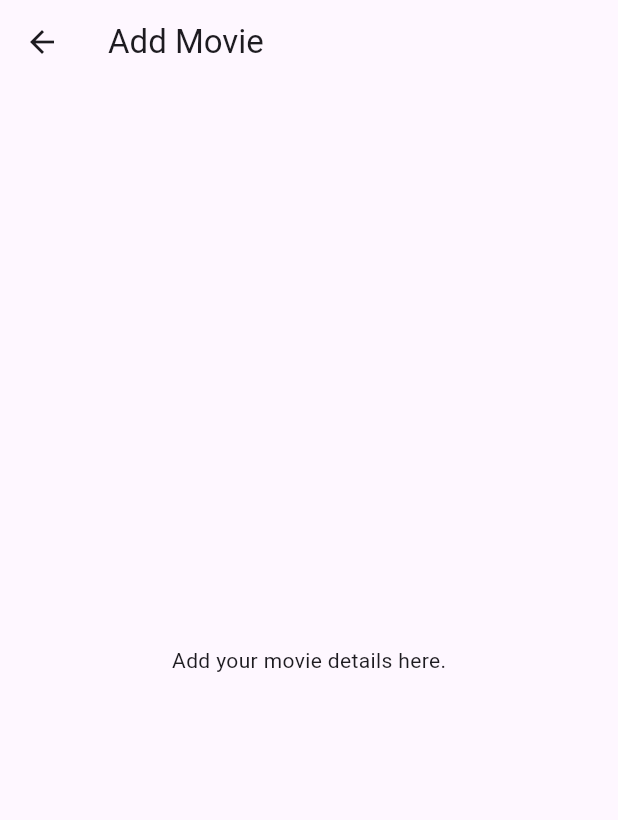
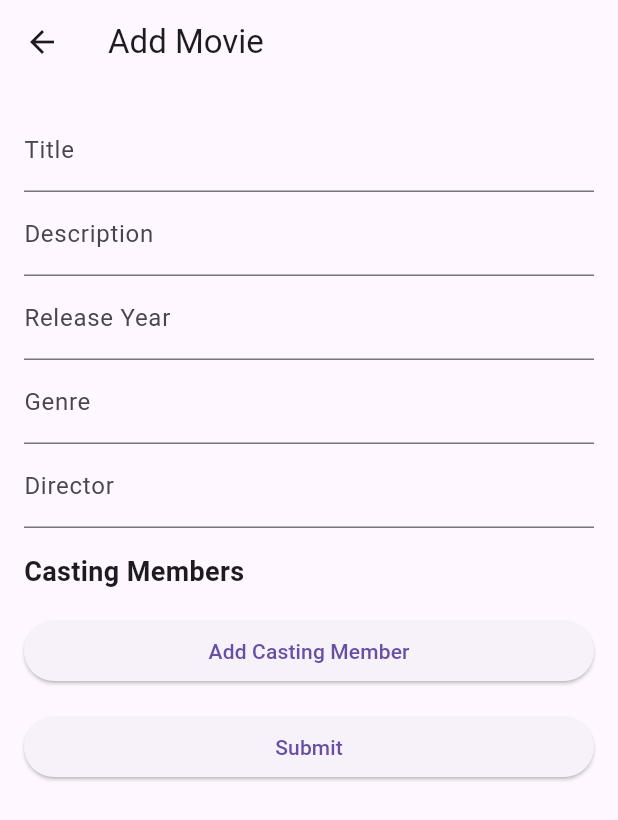
Before and after one commit to Mhamad-Raad/Internship-tasks, a Flutter app: the AddMovieScreen screen opened directly, on a phone screen of 412 x 824 dp. Shown: the top 820 px of the screen. Run offline on Flutter 3.47's test engine with Material 3 defaults, Android fonts, the light colour scheme and no system bars; network calls fail.

Commit message:
add the functionality of adding moview with casting members

```diff
--- a/8-FullStack/Mobile/movies_library/lib/AddingMovieScreen.dart
+++ b/8-FullStack/Mobile/movies_library/lib/AddingMovieScreen.dart
@@ -1,17 +1,191 @@
-// add_movie_screen.dart
+import 'package:flutter/material.dart';
+import 'package:http/http.dart' as http;
+import 'dart:convert';
 
-import 'package:flutter/material.dart';
+import 'package:movies_library/main.dart';
 
-class AddMovieScreen extends StatelessWidget {
+class AddMovieScreen extends StatefulWidget {
+  @override
+  _AddMovieScreenState createState() => _AddMovieScreenState();
+}
+
+class _AddMovieScreenState extends State<AddMovieScreen> {
+  final TextEditingController titleController = TextEditingController();
+  final TextEditingController descriptionController = TextEditingController();
+  final TextEditingController yearController = TextEditingController();
+  final TextEditingController genreController = TextEditingController();
+  final TextEditingController directorController = TextEditingController();
+
+  List<CastingMemberForm> castingMembers = [];
+
+  void addCastingMemberForm() {
+    if (castingMembers.length < 3) {
+      setState(() {
+        castingMembers.add(CastingMemberForm());
+      });
+    }
+  }
+
+  Future<void> submitForm() async {
+    try {
+      final List<Map<String, dynamic>> castingMembersData = [];
+      for (CastingMemberForm form in castingMembers) {
+        castingMembersData.add(form.getData());
+      }
+
+      final response = await http.post(
+        Uri.parse(
+            'http://192.168.1.41:3000/movies/'), // Replace with your backend API endpoint
+        headers: {"Content-Type": "application/json"},
+        body: jsonEncode({
+          'title': titleController.text,
+          'description': descriptionController.text,
+          'release_year': int.parse(yearController.text),
+          'genre': genreController.text,
+          'director': directorController.text,
+          'cast': castingMembersData,
+        }),
+      );
+// (title, description, release_year, genre, director)
+      if (response.statusCode == 201) {
+        // Successfully added the movie, you can handle success accordingly
+        print('Movie added successfully!');
+        // Optionally, you can navigate back to the movie list or perform other actions
+        Navigator.pushReplacement(context,
+            MaterialPageRoute(builder: (context) => const MovieListScreen()));
+        // clean the textfields
+        titleController.clear();
+        descriptionController.clear();
+        yearController.clear();
+        genreController.clear();
+        directorController.clear();
+        castingMembers = [];
+      } else {
+        // Handle error cases
+        print('Failed to add movie. Status code: ${response.statusCode}');
+        // Optionally, you can display an error message to the user
+      }
+    } catch (error) {
+      // Handle network or other errors
+      print('Error submitting form: $error');
+      // Optionally, you can display an error message to the user
+    }
+  }
+
   @override
   Widget build(BuildContext context) {
     return Scaffold(
       appBar: AppBar(
         title: Text('Add Movie'),
       ),
-      body: Center(
-        child: Text('Add your movie details here.'),
+      body: Padding(
+        padding: const EdgeInsets.all(16.0),
+        child: SingleChildScrollView(
+          child: Column(
+            crossAxisAlignment: CrossAxisAlignment.stretch,
+            children: [
+              TextField(
+                controller: titleController,
+                decoration: InputDecoration(labelText: 'Title'),
+              ),
+              TextField(
+                controller: descriptionController,
+                decoration: InputDecoration(labelText: 'Description'),
+              ),
+              TextField(
+                controller: yearController,
+                decoration: InputDecoration(labelText: 'Release Year'),
+              ),
+              TextField(
+                controller: genreController,
+                decoration: InputDecoration(labelText: 'Genre'),
+              ),
+              TextField(
+                controller: directorController,
+                decoration: InputDecoration(labelText: 'Director'),
+              ),
+              SizedBox(height: 16),
+              Text(
+                'Casting Members',
+                style: TextStyle(fontSize: 18, fontWeight: FontWeight.bold),
+              ),
+              for (int i = 0; i < castingMembers.length; i++) ...[
+                SizedBox(height: 16),
+                Text('Casting Member ${i + 1}'),
+                castingMembers[i],
+              ],
+              if (castingMembers.length < 3) ...[
+                SizedBox(height: 16),
+                ElevatedButton(
+                  onPressed: addCastingMemberForm,
+                  child: Text('Add Casting Member'),
+                ),
+              ],
+              SizedBox(height: 16),
+              ElevatedButton(
+                onPressed: submitForm,
+                child: Text('Submit'),
+              ),
+            ],
+          ),
+        ),
       ),
     );
   }
 }
+
+class CastingMemberForm extends StatefulWidget {
+  final TextEditingController nameController = TextEditingController();
+  final TextEditingController ageController = TextEditingController();
+  final TextEditingController countryController = TextEditingController();
+
+  @override
+  _CastingMemberFormState createState() => _CastingMemberFormState();
+
+  Map<String, dynamic> getData() {
+    final String name = nameController.text.trim();
+    final String ageText = ageController.text.trim();
+    final String country = countryController.text.trim();
+
+    if (name.isEmpty || ageText.isEmpty || country.isEmpty) {
+      // Handle the case where any of the fields is empty
+      // You might want to show an error or return null
+      return {};
+    }
+
+    try {
+      final int age = int.parse(ageText);
+
+      return {
+        'name': name,
+        'age': age,
+        'country_of_origin': country,
+      };
+    } catch (e) {
+      return {};
+    }
+  }
+}
+
+class _CastingMemberFormState extends State<CastingMemberForm> {
+  @override
+  Widget build(BuildContext context) {
+    return Column(
+      children: [
+        TextField(
+          controller: widget.nameController,
+          decoration: InputDecoration(labelText: 'Name'),
+        ),
+        TextField(
+          controller: widget.ageController,
+          decoration: InputDecoration(labelText: 'Age'),
+          keyboardType: TextInputType.number,
+        ),
+        TextField(
+          controller: widget.countryController,
+          decoration: InputDecoration(labelText: 'Country of Origin'),
+        ),
+      ],
+    );
+  }
+}
```
